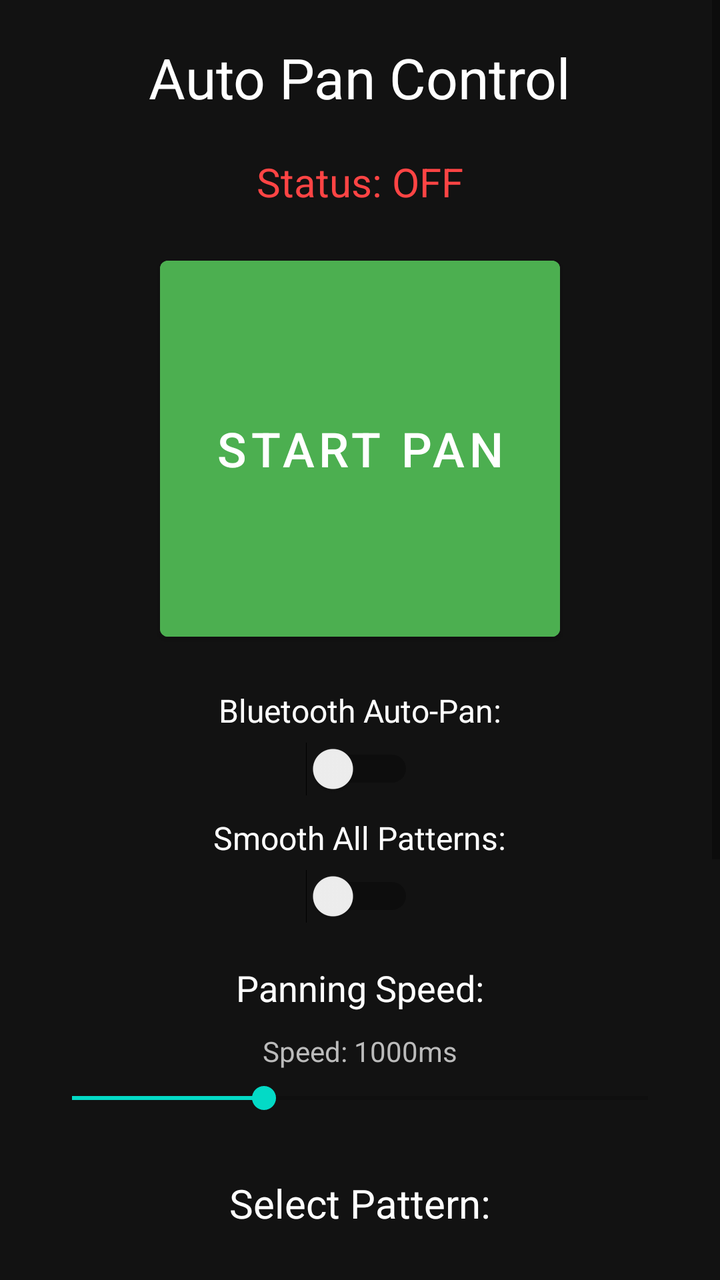
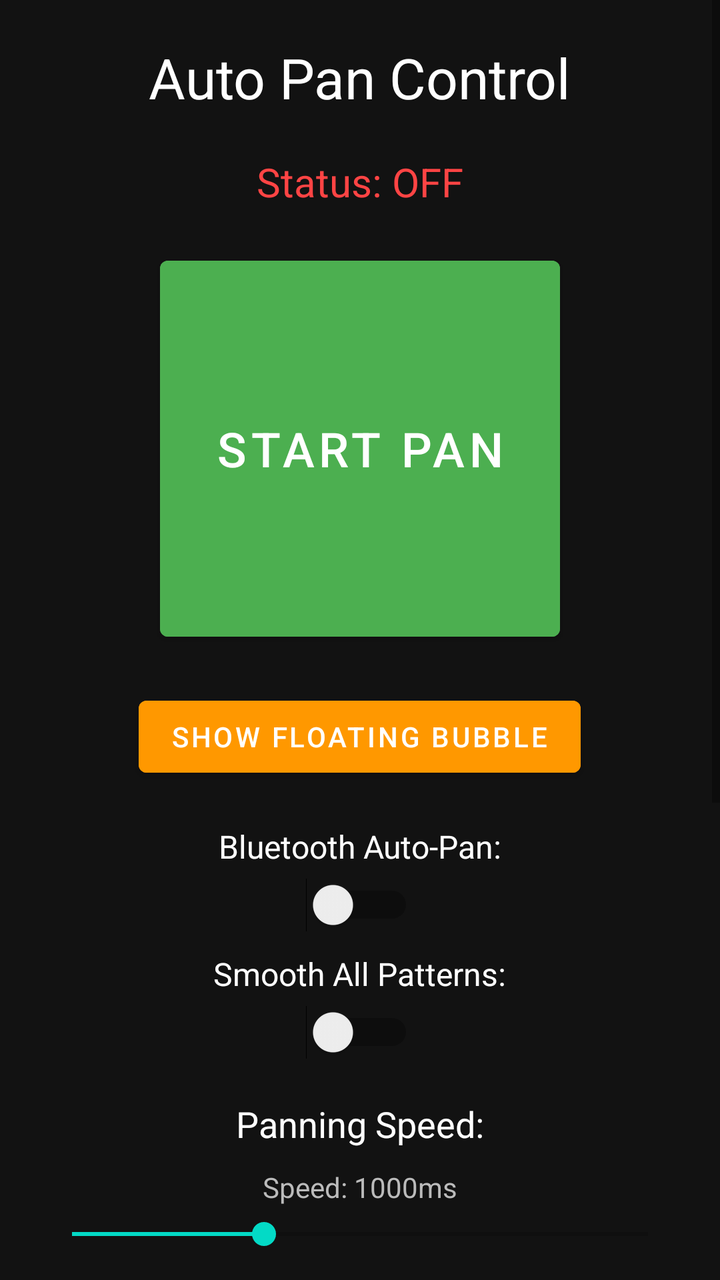

Before-and-after screenshots of an Android layout around one commit, followed by the original layout XML and the change that was made.
<!-- AndroidManifest.xml: fallback theme Theme.MaterialComponents.DayNight.NoActionBar -->
<!-- res/layout/activity_main.xml -->
<?xml version="1.0" encoding="utf-8"?>
<ScrollView xmlns:android="http://schemas.android.com/apk/res/android"
    android:layout_width="match_parent"
    android:layout_height="match_parent"
    android:background="#121212">
    
    <LinearLayout
        android:layout_width="match_parent"
        android:layout_height="wrap_content"
        android:orientation="vertical"
        android:gravity="center"
        android:padding="20dp">
        
        <TextView
            android:layout_width="wrap_content"
            android:layout_height="wrap_content"
            android:text="Auto Pan Control"
            android:textSize="28sp"
            android:textColor="#FFFFFF"
            android:layout_marginBottom="20dp"/>
        
        <TextView
            android:id="@+id/statusText"
            android:layout_width="wrap_content"
            android:layout_height="wrap_content"
            android:text="Status: OFF"
            android:textSize="20sp"
            android:textColor="#FF4444"
            android:layout_marginBottom="20dp"/>
        
        <Button
            android:id="@+id/toggleButton"
            android:layout_width="200dp"
            android:layout_height="200dp"
            android:text="START PAN"
            android:textSize="24sp"
            android:backgroundTint="#4CAF50"
            android:layout_marginBottom="20dp"/>
        
        <TextView
            android:layout_width="wrap_content"
            android:layout_height="wrap_content"
            android:text="Bluetooth Auto-Pan:"
            android:textSize="16sp"
            android:textColor="#FFFFFF"
            android:layout_marginBottom="5dp"/>
        
        <Switch
            android:id="@+id/bluetoothSwitch"
            android:layout_width="wrap_content"
            android:layout_height="wrap_content"
            android:layout_marginBottom="10dp"/>
        
        <TextView
            android:layout_width="wrap_content"
            android:layout_height="wrap_content"
            android:text="Smooth All Patterns:"
            android:textSize="16sp"
            android:textColor="#FFFFFF"
            android:layout_marginBottom="5dp"/>
        
        <Switch
            android:id="@+id/smoothSwitch"
            android:layout_width="wrap_content"
            android:layout_height="wrap_content"
            android:layout_marginBottom="20dp"/>
        
        <TextView
            android:layout_width="wrap_content"
            android:layout_height="wrap_content"
            android:text="Panning Speed:"
            android:textSize="18sp"
            android:textColor="#FFFFFF"
            android:layout_marginBottom="10dp"/>
        
        <TextView
            android:id="@+id/speedText"
            android:layout_width="wrap_content"
            android:layout_height="wrap_content"
            android:text="Speed: 1000ms"
            android:textSize="14sp"
            android:textColor="#BBBBBB"
            android:layout_marginBottom="5dp"/>
        
        <SeekBar
            android:id="@+id/speedSeekBar"
            android:layout_width="match_parent"
            android:layout_height="wrap_content"
            android:max="30"
            android:progress="10"
            android:layout_marginBottom="30dp"/>
        
        <TextView
            android:layout_width="wrap_content"
            android:layout_height="wrap_content"
            android:text="Select Pattern:"
            android:textSize="20sp"
            android:textColor="#FFFFFF"
            android:layout_marginBottom="10dp"/>
        
        <RadioGroup
            android:id="@+id/patternGroup"
            android:layout_width="match_parent"
            android:layout_height="wrap_content"
            android:orientation="vertical"
            android:padding="10dp">
            
            <RadioButton
                android:id="@+id/radioSmooth"
                android:layout_width="wrap_content"
                android:layout_height="wrap_content"
                android:text="Smooth"
                android:textColor="#FFFFFF"
                android:buttonTint="#4CAF50"/>
            
            <RadioButton
                android:id="@+id/radioHard"
                android:layout_width="wrap_content"
                android:layout_height="wrap_content"
                android:text="Hard Left/Right"
                android:textColor="#FFFFFF"
                android:buttonTint="#FF9800"/>
            
            <RadioButton
                android:id="@+id/radioWave"
                android:layout_width="wrap_content"
                android:layout_height="wrap_content"
                android:text="Wave"
                android:textColor="#FFFFFF"
                android:buttonTint="#2196F3"/>
            
            <RadioButton
                android:id="@+id/radioSubtle"
                android:layout_width="wrap_content"
                android:layout_height="wrap_content"
                android:text="Subtle"
                android:textColor="#FFFFFF"
                android:buttonTint="#9C27B0"/>
            
            <RadioButton
                android:id="@+id/radioCrazy"
                android:layout_width="wrap_content"
                android:layout_height="wrap_content"
                android:text="Crazy"
                android:textColor="#FFFFFF"
                android:buttonTint="#F44336"/>
            
            <RadioButton
                android:id="@+id/radioCustom"
                android:layout_width="wrap_content"
                android:layout_height="wrap_content"
                android:text="Custom Pattern"
                android:textColor="#FFFFFF"
                android:buttonTint="#00BCD4"/>
            
        </RadioGroup>
        
        <LinearLayout
            android:id="@+id/customContainer"
            android:layout_width="match_parent"
            android:layout_height="wrap_content"
            android:orientation="vertical"
            android:visibility="gone"
            android:padding="10dp">
            
            <TextView
                android:layout_width="wrap_content"
                android:layout_height="wrap_content"
                android:text="Custom Pattern:"
                android:textSize="16sp"
                android:textColor="#00BCD4"
                android:layout_marginBottom="15dp"/>
            
            <LinearLayout
                android:layout_width="match_parent"
                android:layout_height="wrap_content"
                android:orientation="vertical"
                android:background="#1E1E1E"
                android:padding="10dp"
                android:layout_marginBottom="20dp">
                
                <LinearLayout
                    android:layout_width="match_parent"
                    android:layout_height="wrap_content"
                    android:orientation="horizontal">
                    
                    <TextView
                        android:layout_width="0dp"
                        android:layout_height="wrap_content"
                        android:layout_weight="1"
                        android:text="LEFT"
                        android:textSize="12sp"
                        android:textColor="#FF5722"
                        android:gravity="start"/>
                    
                    <TextView
                        android:layout_width="0dp"
                        android:layout_height="wrap_content"
                        android:layout_weight="1"
                        android:text="CENTER"
                        android:textSize="12sp"
                        android:textColor="#FFFFFF"
                        android:gravity="center"/>
                    
                    <TextView
                        android:layout_width="0dp"
                        android:layout_height="wrap_content"
                        android:layout_weight="1"
                        android:text="RIGHT"
                        android:textSize="12sp"
                        android:textColor="#4CAF50"
                        android:gravity="end"/>
                    
                </LinearLayout>
                
                <LinearLayout
                    android:id="@+id/graphArea"
                    android:layout_width="match_parent"
                    android:layout_height="200dp"
                    android:orientation="vertical"
                    android:layout_marginTop="5dp"
                    android:layout_marginBottom="5dp"/>
                
                <LinearLayout
                    android:layout_width="match_parent"
                    android:layout_height="wrap_content"
                    android:orientation="horizontal">
                    
                    <TextView
                        android:layout_width="0dp"
                        android:layout_height="wrap_content"
                        android:layout_weight="1"
                        android:text="-0.8"
                        android:textSize="10sp"
                        android:textColor="#888888"
                        android:gravity="start"/>
                    
                    <TextView
                        android:layout_width="0dp"
                        android:layout_height="wrap_content"
                        android:layout_weight="1"
                        android:text="-0.4"
                        android:textSize="10sp"
                        android:textColor="#888888"
                        android:gravity="center"/>
                    
                    <TextView
                        android:layout_width="0dp"
                        android:layout_height="wrap_content"
                        android:layout_weight="1"
                        android:text="0"
                        android:textSize="10sp"
                        android:textColor="#FFFFFF"
                        android:gravity="center"/>
                    
                    <TextView
                        android:layout_width="0dp"
                        android:layout_height="wrap_content"
                        android:layout_weight="1"
                        android:text="+0.4"
                        android:textSize="10sp"
                        android:textColor="#888888"
                        android:gravity="center"/>
                    
                    <TextView
                        android:layout_width="0dp"
                        android:layout_height="wrap_content"
                        android:layout_weight="1"
                        android:text="+0.8"
                        android:textSize="10sp"
                        android:textColor="#888888"
                        android:gravity="end"/>
                    
                </LinearLayout>
                
            </LinearLayout>
            
            <TextView
                android:layout_width="wrap_content"
                android:layout_height="wrap_content"
                android:text="Quick Presets:"
                android:textSize="14sp"
                android:textColor="#BBBBBB"
                android:layout_marginBottom="10dp"/>
            
            <LinearLayout
                android:layout_width="match_parent"
                android:layout_height="wrap_content"
                android:orientation="horizontal"
                android:gravity="center"
                android:layout_marginBottom="20dp">
                
                <Button
                    android:id="@+id/presetSmooth"
                    android:layout_width="0dp"
                    android:layout_height="wrap_content"
                    android:layout_weight="1"
                    android:text="Smooth"
                    android:textSize="12sp"
                    android:backgroundTint="#4CAF50"
                    android:layout_margin="2dp"/>
                
                <Button
                    android:id="@+id/presetBounce"
                    android:layout_width="0dp"
                    android:layout_height="wrap_content"
                    android:layout_weight="1"
                    android:text="Bounce"
                    android:textSize="12sp"
                    android:backgroundTint="#FF9800"
                    android:layout_margin="2dp"/>
                
                <Button
                    android:id="@+id/presetCircle"
                    android:layout_width="0dp"
                    android:layout_height="wrap_content"
                    android:layout_weight="1"
                    android:text="Circle"
                    android:textSize="12sp"
                    android:backgroundTint="#2196F3"
                    android:layout_margin="2dp"/>
                
            </LinearLayout>
            
            <LinearLayout
                android:id="@+id/slidersContainer"
                android:layout_width="match_parent"
                android:layout_height="wrap_content"
                android:orientation="vertical"/>
            
        </LinearLayout>
        
    </LinearLayout>
</ScrollView>
<!-- resources referenced by this layout -->
<resources>

</resources>

<!-- the commit's change to res/layout/activity_main.xml (unified diff, before → after) -->
@@ -36,6 +36,15 @@
             android:textSize="24sp"
             android:backgroundTint="#4CAF50"
             android:layout_marginBottom="20dp"/>
+                
+        <Button
+            android:id="@+id/floatingButtonToggle"
+            android:layout_width="wrap_content"
+            android:layout_height="wrap_content"
+            android:text="Show Floating Bubble"
+            android:textSize="14sp"
+            android:backgroundTint="#FF9800"
+            android:layout_marginBottom="20dp"/>
         
         <TextView
             android:layout_width="wrap_content"
